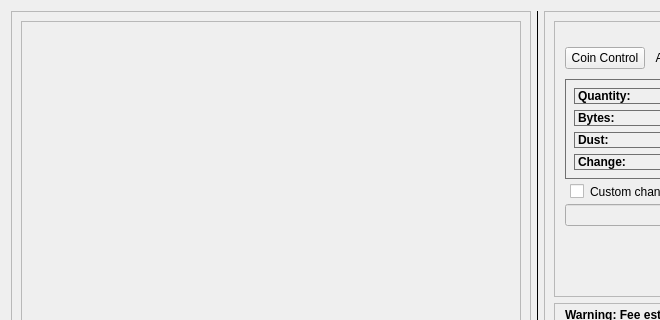
Old version of the form src/qt/forms/sendcoinsdialog.ui in the repository hardwarewise/SIN-core; both pictures show x 0 to 660 and y 0 to 320 of the 1055 by 600 pixel window.
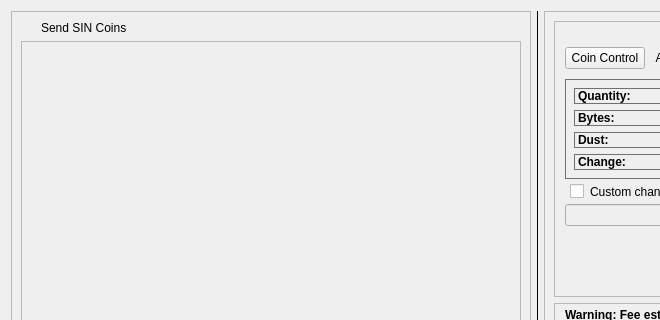
New version of the form. Icons and pictures are not drawn. Custom widgets are drawn as their Qt base class.

The edit to the form file:
```diff
--- a/src/qt/forms/sendcoinsdialog.ui
+++ b/src/qt/forms/sendcoinsdialog.ui
@@ -25,6 +25,16 @@
         <enum>QFrame::Raised</enum>
        </property>
        <layout class="QVBoxLayout" name="verticalLayout">
+        <item>
+         <widget class="QLabel" name="label_3">
+          <property name="text">
+           <string>Send SIN Coins</string>
+          </property>
+          <property name="indent">
+           <number>20</number>
+          </property>
+         </widget>
+        </item>
         <item>
          <widget class="QScrollArea" name="scrollArea">
           <property name="sizePolicy">
@@ -48,7 +58,7 @@
              <x>0</x>
              <y>0</y>
              <width>498</width>
-             <height>460</height>
+             <height>440</height>
             </rect>
            </property>
            <layout class="QVBoxLayout" name="verticalLayout_2" stretch="0">
```
